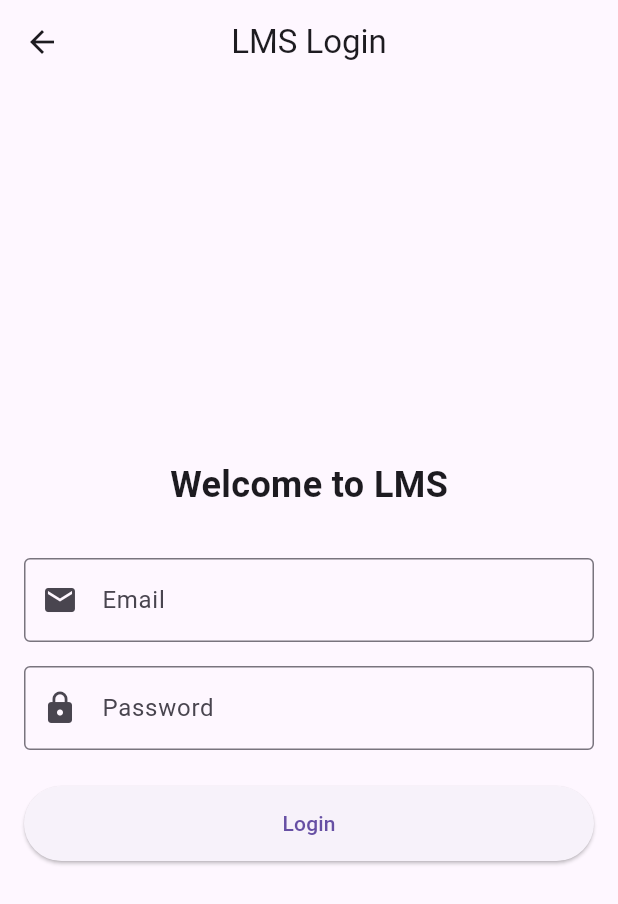
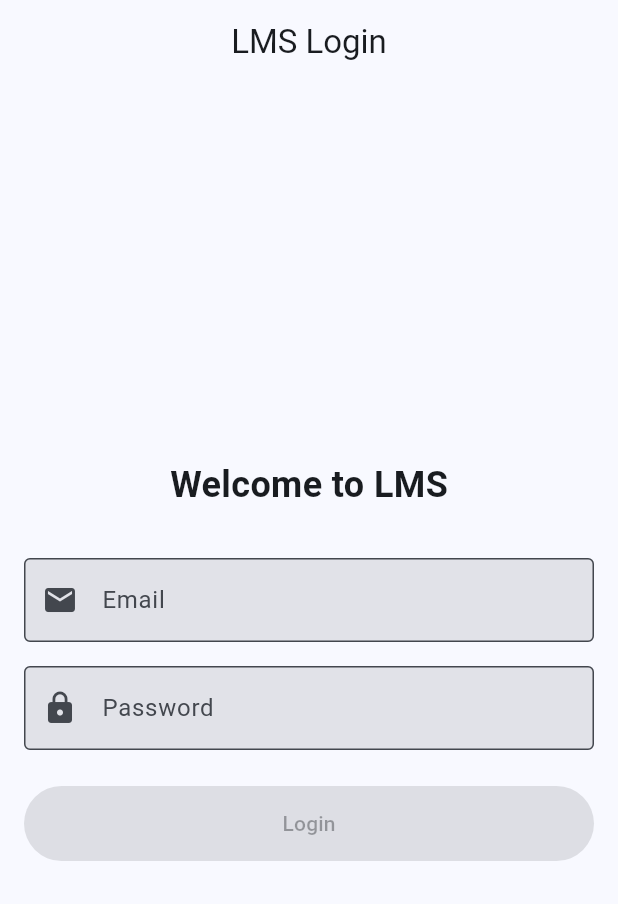
Before and after one commit to NurAzizah1109/lms-flutter-ui, a Flutter app: the LoginScreen screen opened directly, on a phone screen of 412 x 824 dp. Shown: the top 904 px of the screen. Run offline on Flutter 3.47's test engine with Material 3 defaults, Android fonts, the phone set to English and light mode, and no system bars.

```diff
--- /dev/null
+++ b/lib/core/theme/app_theme.dart
@@ -0,0 +1,29 @@
+import 'package:flutter/material.dart';
+
+class AppTheme {
+  static final ThemeData lightTheme = ThemeData(
+    useMaterial3: true,
+    colorScheme: ColorScheme.fromSeed(
+      seedColor: Colors.blue,
+      brightness: Brightness.light,
+    ),
+    appBarTheme: const AppBarTheme(
+      centerTitle: true,
+      elevation: 0,
+    ),
+    inputDecorationTheme: InputDecorationTheme(
+      border: OutlineInputBorder(
+        borderRadius: BorderRadius.circular(12),
+      ),
+      filled: true,
+    ),
+  );
+
+  static final ThemeData darkTheme = ThemeData(
+    useMaterial3: true,
+    colorScheme: ColorScheme.fromSeed(
+      seedColor: Colors.blue,
+      brightness: Brightness.dark,
+    ),
+  );
+}
--- a/lib/main.dart
+++ b/lib/main.dart
@@ -1,18 +1,22 @@
 import 'package:flutter/material.dart';
-import 'screens/splash_screen.dart';
+import 'core/theme/app_theme.dart';
+import 'screens/login_screen.dart';
 
 void main() {
-  runApp(const MyApp());
+  runApp(const LMSApp());
 }
 
-class MyApp extends StatelessWidget {
-  const MyApp({super.key});
+class LMSApp extends StatelessWidget {
+  const LMSApp({super.key});
 
   @override
   Widget build(BuildContext context) {
     return MaterialApp(
-      debugShowCheckedModeBanner: false,
-      home: SplashScreen(),
+      title: 'LMS App',
+      theme: AppTheme.lightTheme,
+      darkTheme: AppTheme.darkTheme,
+      themeMode: ThemeMode.system,
+      home: const LoginScreen(),
     );
   }
 }
--- a/lib/screens/login_screen.dart
+++ b/lib/screens/login_screen.dart
@@ -42,9 +42,7 @@ class LoginScreen extends StatelessWidget {
             ),
             const SizedBox(height: 24),
             ElevatedButton(
-              onPressed: () {
-                // Login functionality would go here
-              },
+              onPressed: null,
               style: ElevatedButton.styleFrom(
                 minimumSize: const Size(double.infinity, 50),
               ),
--- a/lib/screens/splash_screen.dart
+++ b/lib/screens/splash_screen.dart
@@ -4,7 +4,9 @@ class SplashScreen extends StatelessWidget {
   @override
   Widget build(BuildContext context) {
     return Scaffold(
-      body: Center(
+      body: Container(
+        color: Colors.white,
+        child: Center(
           child: Text(
             'LMS App',
             style: TextStyle(
@@ -14,6 +16,7 @@ class SplashScreen extends StatelessWidget {
             ),
           ),
         ),
+      ),
     );
   }
 }
```
Lines whose indentation alone changed are shown as unchanged.
